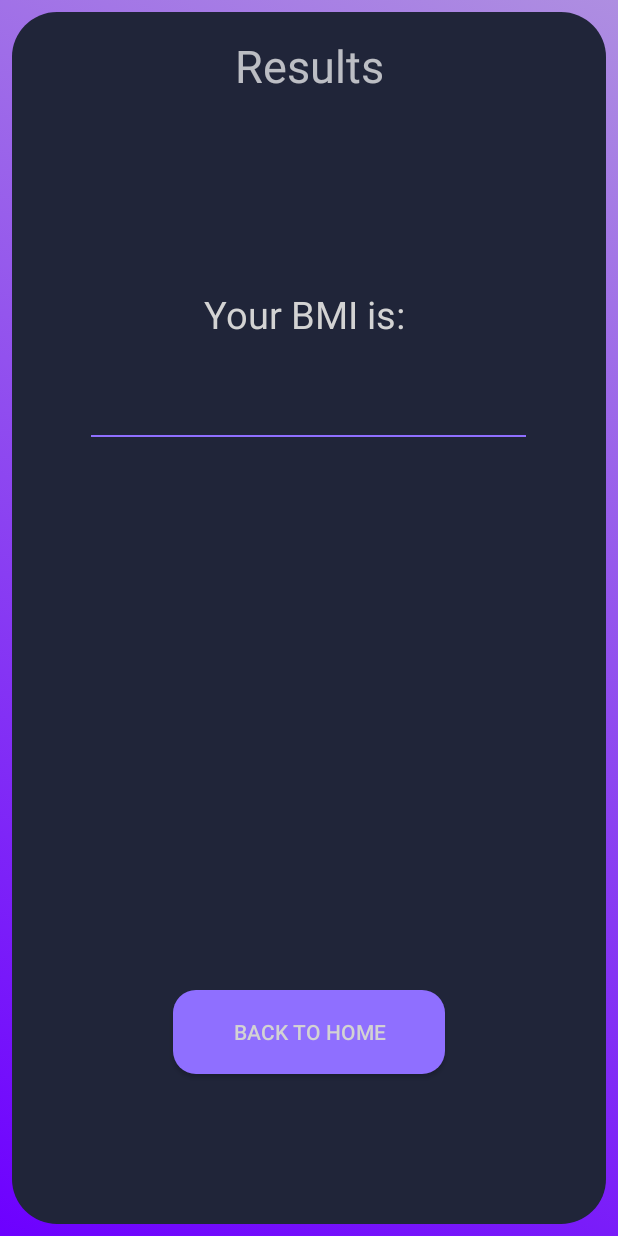
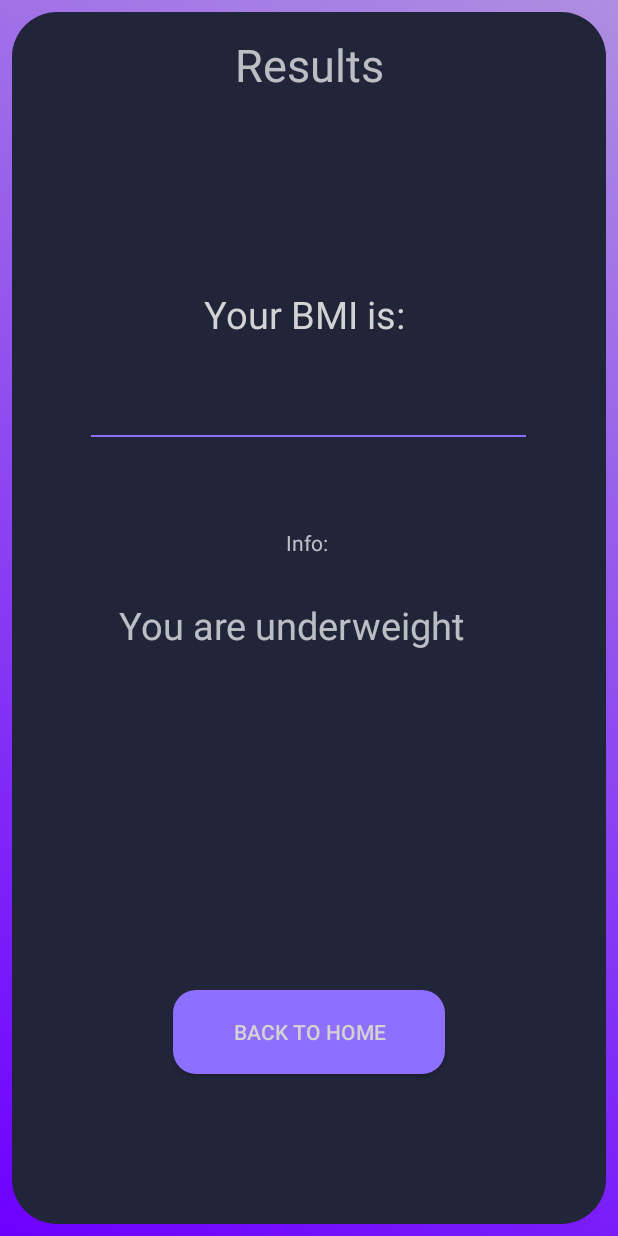
Before and after one commit to VickeTrossing/ExamensArbete, an Android app: the MainActivity2 screen opened directly, with no data from a screen before it, on a phone screen of 412 x 824 dp. Run offline under Robolectric (Android 15) with nearby library versions, the phone set to English and light mode, and no system bars; 1 statement that could not run was skipped.

Commit message:
Fixed the bmi results activity and added some backend for it

```diff
--- a/app/src/main/java/com/example/plain/CalculateBmi.java
+++ b/app/src/main/java/com/example/plain/CalculateBmi.java
@@ -29,7 +29,7 @@ public class CalculateBmi extends AppCompatActivity {
 
 
         whatIsBmiButton = (Button) findViewById(R.id.whatIsBmi);
-        //bmiText = (TextView) findViewById(R.id.bmiText);
+        bmiText = (TextView) findViewById(R.id.bmiText);
 
         whatIsBmiButton.setOnClickListener(new View.OnClickListener(){
             @Override
--- a/app/src/main/java/com/example/plain/MainActivity2.java
+++ b/app/src/main/java/com/example/plain/MainActivity2.java
@@ -30,7 +30,24 @@ public class MainActivity2 extends AppCompatActivity {
         InputMethodManager imm = (InputMethodManager) getSystemService(Activity.INPUT_METHOD_SERVICE);
         imm.toggleSoftInput(InputMethodManager.HIDE_IMPLICIT_ONLY, 0);
 
+        double bmiDouble = Double.parseDouble(bmi);
+        TextView bmiResults = findViewById(R.id.textView17);
+
+        if(bmiDouble < 19.0){
+            bmiResults.setText("You are underweight");
+        }else if(bmiDouble < 25.0){
+            bmiResults.setText("You are in the good zone my dude");
+        }else if(bmiDouble < 30.0){
+            bmiResults.setText("You are a bit overweight");
+        }else if(bmiDouble < 40.0){
+            bmiResults.setText("You are obese, do something about it");
+        }else if(bmiDouble >= 40.0){
+            bmiResults.setText("You gon die soon bro");
+        }
+
     }
+
+
 
     public void goHome(View view){
         Intent intent = new Intent(this, MainActivity.class);
--- a/app/src/main/res/layout/activity_main2.xml
+++ b/app/src/main/res/layout/activity_main2.xml
@@ -4,6 +4,8 @@
         xmlns:tools="http://schemas.android.com/tools"
         android:layout_width="match_parent"
         android:layout_height="match_parent"
+        android:id="@+id/home_layout"
+        android:fitsSystemWindows="true"
         android:background="@drawable/changing_background"
         tools:context=".MainActivity2">
 
@@ -13,25 +15,30 @@
             android:layout_marginStart="8dp"
             android:layout_marginTop="8dp"
             android:layout_marginEnd="8dp"
+            android:layout_marginBottom="8dp"
             android:background="@drawable/background_main"
-            android:layout_marginBottom="8dp"
             app:layout_constraintBottom_toBottomOf="parent"
             app:layout_constraintEnd_toEndOf="parent"
+            app:layout_constraintHorizontal_bias="0.0"
             app:layout_constraintStart_toStartOf="parent"
-            app:layout_constraintTop_toTopOf="parent">
+            app:layout_constraintTop_toTopOf="parent"
+            app:layout_constraintVertical_bias="0.0">
 
         <TextView
                 android:id="@+id/textView15"
                 android:layout_width="wrap_content"
                 android:layout_height="wrap_content"
-                android:textSize="30dp"
                 android:layout_marginStart="169dp"
+                android:layout_marginTop="8dp"
                 android:layout_marginEnd="169dp"
                 android:layout_marginBottom="128dp"
                 android:text="Results"
+                android:textSize="30dp"
                 app:layout_constraintBottom_toTopOf="@+id/textView5"
                 app:layout_constraintEnd_toEndOf="parent"
-                app:layout_constraintStart_toStartOf="parent" />
+                app:layout_constraintStart_toStartOf="parent"
+                app:layout_constraintTop_toTopOf="parent"
+                app:layout_constraintVertical_bias="0.923" />
 
         <TextView
                 android:id="@+id/textView5"
@@ -73,6 +80,26 @@
                 app:layout_constraintEnd_toEndOf="parent"
                 app:layout_constraintStart_toStartOf="parent" />
 
+        <TextView
+                android:id="@+id/textView16"
+                android:layout_width="wrap_content"
+                android:layout_height="wrap_content"
+                android:layout_marginTop="60dp"
+                android:text="Info: "
+                app:layout_constraintEnd_toEndOf="parent"
+                app:layout_constraintStart_toStartOf="parent"
+                app:layout_constraintTop_toBottomOf="@+id/textView4" />
+
+        <TextView
+                android:id="@+id/textView17"
+                android:layout_width="254dp"
+                android:layout_height="170dp"
+                android:layout_marginTop="28dp"
+                android:textSize="25dp"
+                app:layout_constraintEnd_toEndOf="parent"
+                app:layout_constraintStart_toStartOf="parent"
+                app:layout_constraintTop_toBottomOf="@+id/textView16" />
+
     </androidx.constraintlayout.widget.ConstraintLayout>
 
 </androidx.constraintlayout.widget.ConstraintLayout>
```
Also changed, not shown: app/src/main/res/layout/activity_calculate_bmi.xml (+12 -1 lines).
